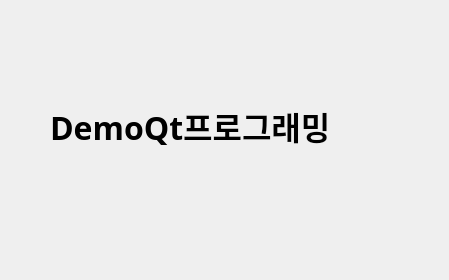
Above: DemoForm.ui from hansol2755/python0405 before the change. Below: the same form after it.
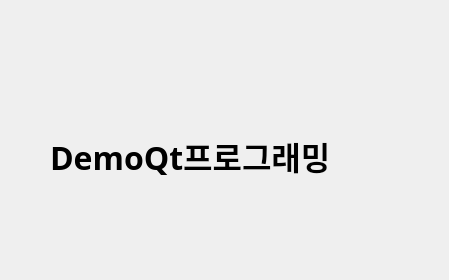
That is the form after the change.

Commit message: 두번째 화면

```diff
--- a/DemoForm.ui
+++ b/DemoForm.ui
@@ -17,7 +17,7 @@
    <property name="geometry">
     <rect>
      <x>50</x>
-     <y>50</y>
+     <y>80</y>
      <width>361</width>
      <height>151</height>
     </rect>
```
The commit also changes 1 other file.
